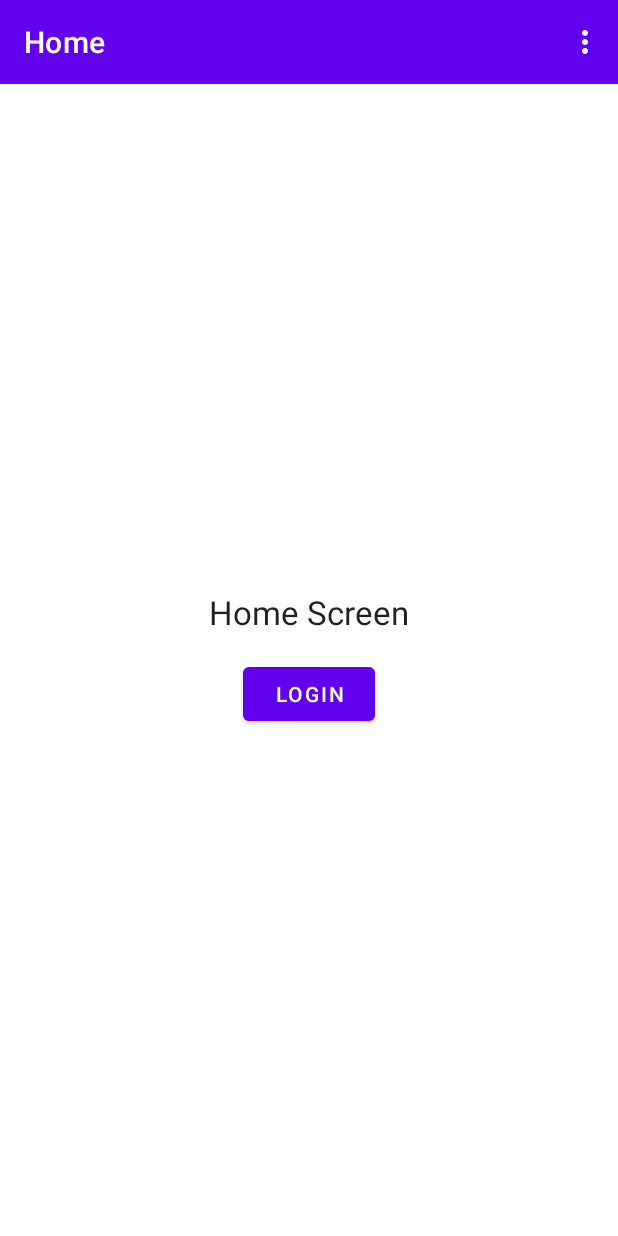
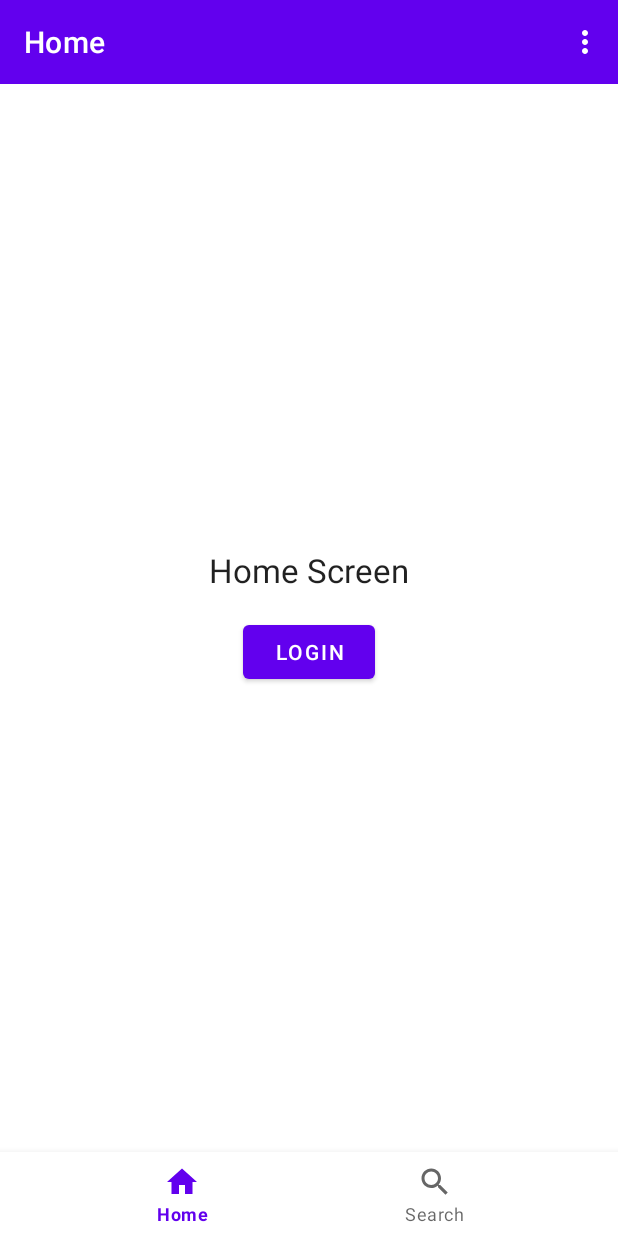
Before and after one commit to rbartelt/Navigation, an Android app: the screen it shows after launch (MainActivity), on a phone screen of 412 x 824 dp. Run offline under Robolectric (Android 15) with nearby library versions, the phone set to English and light mode, and no system bars; our stand-ins replace navigation-ui.

Commit message:
added Buttom Navigation Bar https://www.youtube.com/watch?v=llWsm9Pjkpc

```diff
--- a/app/src/main/java/de/xxlstrandkorbverleih/navigation/MainActivity.java
+++ b/app/src/main/java/de/xxlstrandkorbverleih/navigation/MainActivity.java
@@ -15,20 +15,37 @@ import android.view.Menu;
 import android.view.MenuInflater;
 import android.view.MenuItem;
 
+import com.google.android.material.bottomnavigation.BottomNavigationView;
+
+import java.util.HashSet;
+import java.util.Set;
+
 public class MainActivity extends AppCompatActivity {
     private NavController navController;
+    private AppBarConfiguration appBarConfiguration;
 
     @Override
     protected void onCreate(Bundle savedInstanceState) {
         super.onCreate(savedInstanceState);
         setContentView(R.layout.activity_main);
 
+        //get NavHostFragment
         final NavHostFragment navHostFragment = (NavHostFragment) getSupportFragmentManager().findFragmentById(R.id.nav_host_fragment);
-        navController = navHostFragment.getNavController();
-        Toolbar toolbar = findViewById(R.id.toolbar);
-        setSupportActionBar(toolbar);
-        NavigationUI.setupActionBarWithNavController(this, navController);
-        //NavigationUI.setupWithNavController(toolbar, navController);
+        navController = navHostFragment.getNavController();                         //get NavController
+
+        //set TopLevelDestinations
+        Set<Integer> topLevel = new HashSet<>();
+        topLevel.add(R.id.homeFragment);
+        topLevel.add(R.id.searchFragment);
+        //and set it to the AppBarConfiguration to avoid the Back Button shown in the actionBar
+        appBarConfiguration = new AppBarConfiguration.Builder(topLevel).build();
+
+        Toolbar toolbar = findViewById(R.id.toolbar);                               //find Toolbar
+        setSupportActionBar(toolbar);                                               //set Toolbar as Actionbar in Mainactivity
+        NavigationUI.setupActionBarWithNavController(this, navController, appBarConfiguration);   //connects the Toolbar with Navgraph
+
+        BottomNavigationView bottomNavigationView = findViewById(R.id.bottom_nav);  //find BottomNavigationView
+        NavigationUI.setupWithNavController(bottomNavigationView, navController);   //connects BottomNavigationView with NavGraph
     }
 
     @Override
--- a/app/src/main/res/layout/activity_main.xml
+++ b/app/src/main/res/layout/activity_main.xml
@@ -20,9 +20,17 @@
         android:name="androidx.navigation.fragment.NavHostFragment"
         android:layout_width="match_parent"
         android:layout_height="match_parent"
+        android:layout_above="@+id/bottom_nav"
         android:layout_below="@+id/toolbar"
         app:defaultNavHost="true"
         app:navGraph="@navigation/nav_graph" />
 
+    <com.google.android.material.bottomnavigation.BottomNavigationView
+        android:id="@+id/bottom_nav"
+        android:layout_width="match_parent"
+        android:layout_height="wrap_content"
+        android:layout_alignParentBottom="true"
+        app:menu="@menu/drawer_bottom_nav_menu"/>
+
 
 </RelativeLayout>
--- /dev/null
+++ b/app/src/main/res/menu/drawer_bottom_nav_menu.xml
@@ -0,0 +1,13 @@
+<?xml version="1.0" encoding="utf-8"?>
+<menu xmlns:android="http://schemas.android.com/apk/res/android">
+
+    <item
+        android:id="@+id/homeFragment"
+        android:title="Home"
+        android:icon="@drawable/ic_home"/>
+
+    <item
+        android:id="@+id/searchFragment"
+        android:title="Search"
+        android:icon="@drawable/ic_search"/>
+</menu>
--- a/app/src/main/res/navigation/nav_graph.xml
+++ b/app/src/main/res/navigation/nav_graph.xml
@@ -65,4 +65,9 @@
         app:exitAnim="@anim/slide_out_bottom"
         app:popEnterAnim="@anim/slide_in_bottom"
         app:popExitAnim="@anim/slide_out_top" />
+    <fragment
+        android:id="@+id/searchFragment"
+        android:name="de.xxlstrandkorbverleih.navigation.SearchFragment"
+        android:label="Search "
+        tools:layout="@layout/fragment_search" />
 </navigation>
```
Also changed, not shown: app/src/main/java/de/xxlstrandkorbverleih/navigation/SearchFragment.java (added, +9 -0 lines), app/src/main/res/layout/fragment_search.xml (added, +23 -0 lines).
